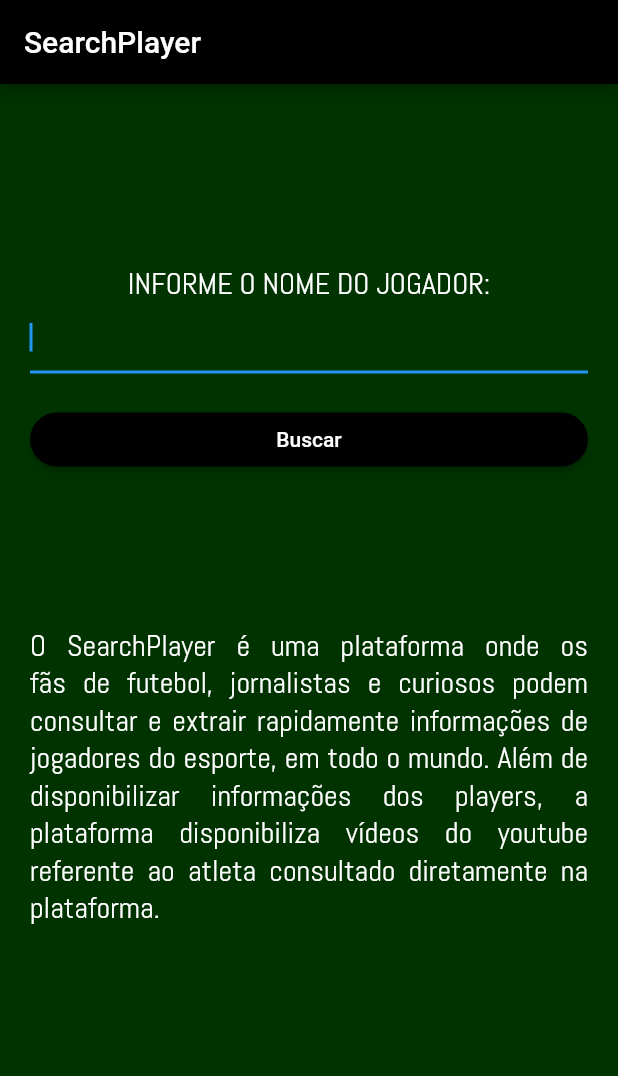
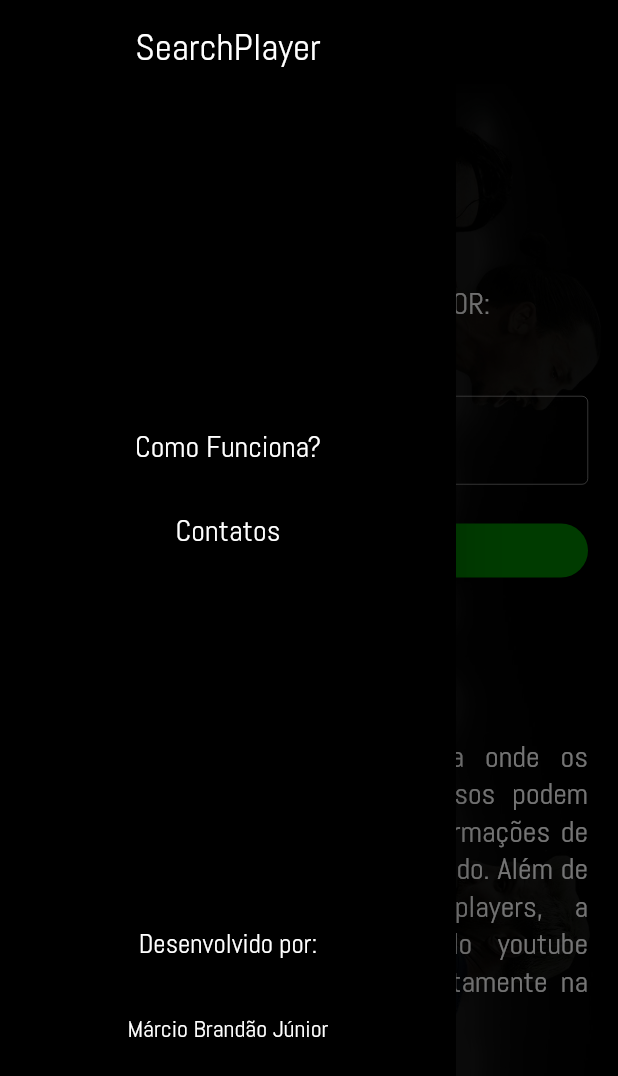
Before and after one commit to MarcioBJunior/SearchPlayerMobile, a Flutter app: the screen it shows after launch, with the side drawer open (before the commit the screen has no drawer), on a phone screen of 412 x 824 dp. Shown: the top 1076 px of the screen. Run offline on Flutter 3.47's test engine with Material 2 defaults, Android fonts, the phone set to English and light mode, and no system bars; our stand-ins replace splashscreen.

Commit message:
front-end and screens

```diff
--- a/search_player/lib/view/home_page.dart
+++ b/search_player/lib/view/home_page.dart
@@ -1,13 +1,14 @@
 import 'package:flutter/cupertino.dart';
 import 'package:flutter/material.dart';
 import 'package:search_player/services/search_player_service.dart';
+import 'package:search_player/view/como_funciona.dart';
 import 'package:search_player/view/result_page.dart';
 
+import 'contatos.dart';
+
 class HomePage extends StatefulWidget{
-
    @override
     _HomePageState createState() => _HomePageState();
-
 }
 
 class _HomePageState extends State<HomePage> {
@@ -25,30 +26,102 @@ class _HomePageState extends State<HomePage> {
   @override
   Widget build(BuildContext context) {
     return Scaffold(
+
       appBar: AppBar(
-        title: Text('SearchPlayer'),
+        titleSpacing: 70,
+        title: Text('SearchPlayer', style: TextStyle( fontFamily: 'Abel', fontSize: 30),),
       ),
-      body: SingleChildScrollView(
+      drawer: Drawer(
+        child: Container(
+          decoration: BoxDecoration(
+            color: Colors.black,
+          ),
+          child: ListView(
+            // Important: Remove any padding from the ListView.
+            padding: EdgeInsets.zero,
+            children: <Widget>[
+              DrawerHeader(
+                child: Text('SearchPlayer', style: TextStyle(color: Colors.white, fontFamily: 'Abel', fontSize: 25), textAlign: TextAlign.center,),
+                decoration: BoxDecoration(
+                  color: Colors.black,
+                ),
+              ),
+              Padding(
+                  padding: const EdgeInsets.only(bottom: 100)
+              ),
+              ListTile(
+                title: Text('Como Funciona?',style: TextStyle(color: Colors.white, fontFamily: 'Abel',fontSize: 20), textAlign: TextAlign.center,),
+                onTap: () {
+                  // Update the state of the app
+                  // ...
+                  // Then close the drawer
+                  Navigator.push(
+                    context,
+                    MaterialPageRoute(builder: (context) => ComoFuncionaPage()),
+                  );
+                },
+              ),
+              ListTile(
+                title: Text('Contatos',style: TextStyle(color: Colors.white, fontFamily: 'Abel',fontSize: 20), textAlign: TextAlign.center,),
+                onTap: () {
+                  // Update the state of the app
+                  // ...
+                  // Then close the drawer
+
+                  Navigator.push(
+                    context,
+                    MaterialPageRoute(builder: (context) => ContatosPage()),
+                  );
+                },
+              ),
+              Padding(
+                  padding: const EdgeInsets.only(bottom: 220)
+              ),
+              ListTile(
+                title: Text('Desenvolvido por:',
+                  style: TextStyle(color: Colors.white, fontFamily: 'Abel',fontSize: 18)
+                  , textAlign: TextAlign.center,),
+              ),
+              ListTile(
+                title: Text('Márcio Brandão Júnior',
+                  style: TextStyle(color: Colors.white, fontFamily: 'Abel',fontSize: 16)
+                  , textAlign: TextAlign.center,),
+              ),
+            ],
+          ),
+        ),
+      ),
+      body: Stack(
+        children: <Widget>[
+          Container(
+            decoration: new BoxDecoration(
+              image: new DecorationImage(
+                  fit: BoxFit.cover,
+                  image: new AssetImage('lib/img/background1.jpg')), ),
+          ),
+          Center(
+            child: SingleChildScrollView(
               padding: EdgeInsets.all(20.0),
               child: Column(
                 crossAxisAlignment: CrossAxisAlignment.stretch,
                 children: <Widget>[
+
+                  _buildTitleInput(),
                   Padding(
-                padding: const EdgeInsets.only(top: 100)
+                      padding: const EdgeInsets.only(top: 50)
                   ),
-            _buildTitleInput(),
-
                   _buildSearchPlayerTextField(),
                   _buildSearchPlayerButton(),
                   Padding(
                       padding: const EdgeInsets.only(top: 100)
                   ),
                   _buildDescription(),
-
                 ],
               ),
             ),
-      backgroundColor: Color(0xff003300),
+          ),
+        ],
+      ) ,
     );
   }
   Widget _buildDescription() {
@@ -71,14 +144,27 @@ class _HomePageState extends State<HomePage> {
 
   Widget _buildSearchPlayerTextField() {
 
-    return TextField(
-      autofocus: true,
+    FocusNode myFocusNode = new FocusNode();
+
+    return new TextField(
+      focusNode: myFocusNode,
+      cursorColor:Colors.white,
       keyboardType: TextInputType.text,
       textInputAction: TextInputAction.done,
       style: TextStyle(color: Colors.white),
       controller: _searchPlayerController,
       enabled: _enableField,
 
+      decoration: new InputDecoration(
+        hintStyle: TextStyle(color: Colors.white),
+        hintText: "Ex: Neymar",
+
+          enabledBorder: OutlineInputBorder(
+              borderSide:  BorderSide(
+                  color: Colors.white, width: 0.3),
+          ),
+          border:  OutlineInputBorder(),
+      ),
     );
   }
 
@@ -87,7 +173,7 @@ class _HomePageState extends State<HomePage> {
       padding: const EdgeInsets.only(top: 20.0),
       child: RaisedButton(
         textColor: Colors.white,
-        color: Colors.black,
+        color: Color(0xff008000),
         onPressed: _searchPlayer,
         child: _loading ? _circularLoading() : Text('Buscar'),
         shape: RoundedRectangleBorder(borderRadius: BorderRadius.circular(20)),
@@ -107,7 +193,9 @@ class _HomePageState extends State<HomePage> {
     return Container(
       height: 15.0,
       width: 15.0,
-      child: CircularProgressIndicator(),
+      child: CircularProgressIndicator(
+      ),
+
     );
   }
 
--- a/search_player/lib/view/result_page.dart
+++ b/search_player/lib/view/result_page.dart
@@ -9,6 +9,7 @@ class ResultPage extends StatelessWidget {
     return Scaffold(
           appBar: AppBar(
             title: Text(nome.substring(5)),
+            titleSpacing: 80,
           ),
           body: Stack(
 children: <Widget>[
--- a/search_player/lib/view/splash_screen.dart
+++ b/search_player/lib/view/splash_screen.dart
@@ -21,8 +21,11 @@ class _MyHomePageState extends State<SplashPage> {
 
 Widget _introScreen() {
   return Stack(
+
     children: <Widget>[
+
       SplashScreen(
+
         seconds: 5,
         gradientBackground: LinearGradient(
           begin: Alignment.topRight,
@@ -31,8 +34,9 @@ Widget _introScreen() {
         ),
         navigateAfterSeconds: HomePage() ,
         loaderColor: Colors.green,
+        styleTextUnderTheLoader: TextStyle(color: Colors.white),
         loadingText:  Text("Chamando os Atletas",
-          style: TextStyle(color: Colors.white, fontSize: 18, fontFamily: 'Raleway' ),
+          style: TextStyle(color: Colors.white, fontSize: 15, fontFamily: 'Raleway' ),
           textAlign: TextAlign.center,
         ),
       ),
```
Also changed, not shown: search_player/lib/view/como_funciona.dart (added, +50 -0 lines), search_player/lib/view/contatos.dart (added, +53 -0 lines), search_player/lib/view/layout.dart (deleted, +0 -19 lines), search_player/lib/img/logo_search.png. Lines whose indentation alone changed are shown as unchanged.
